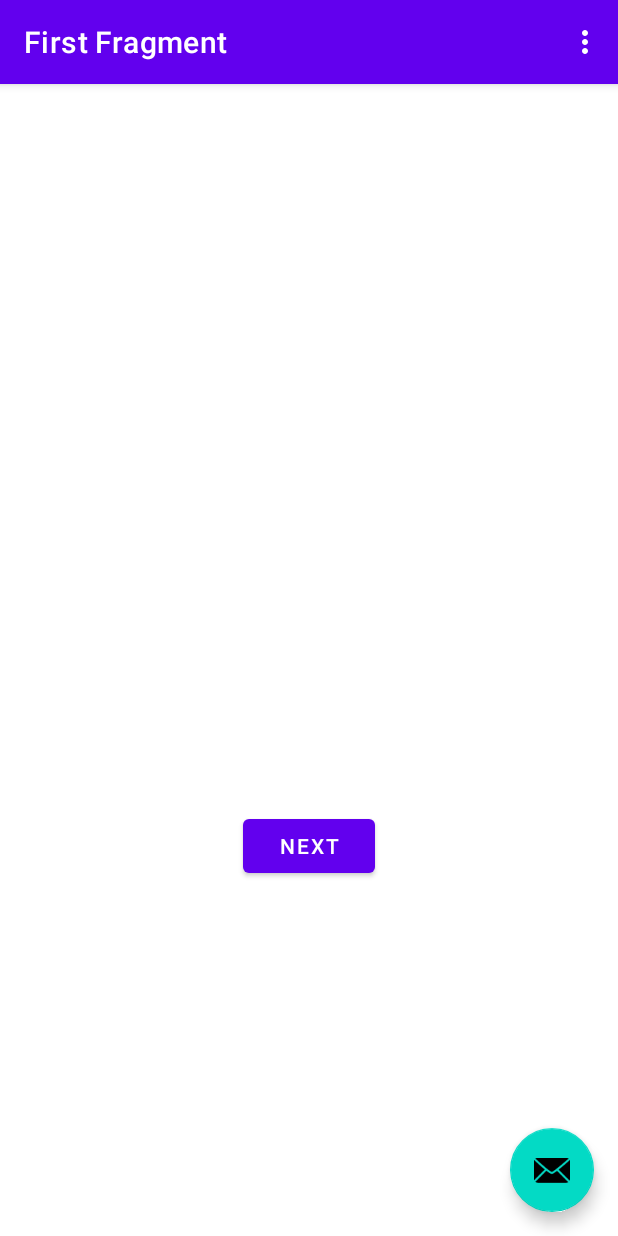
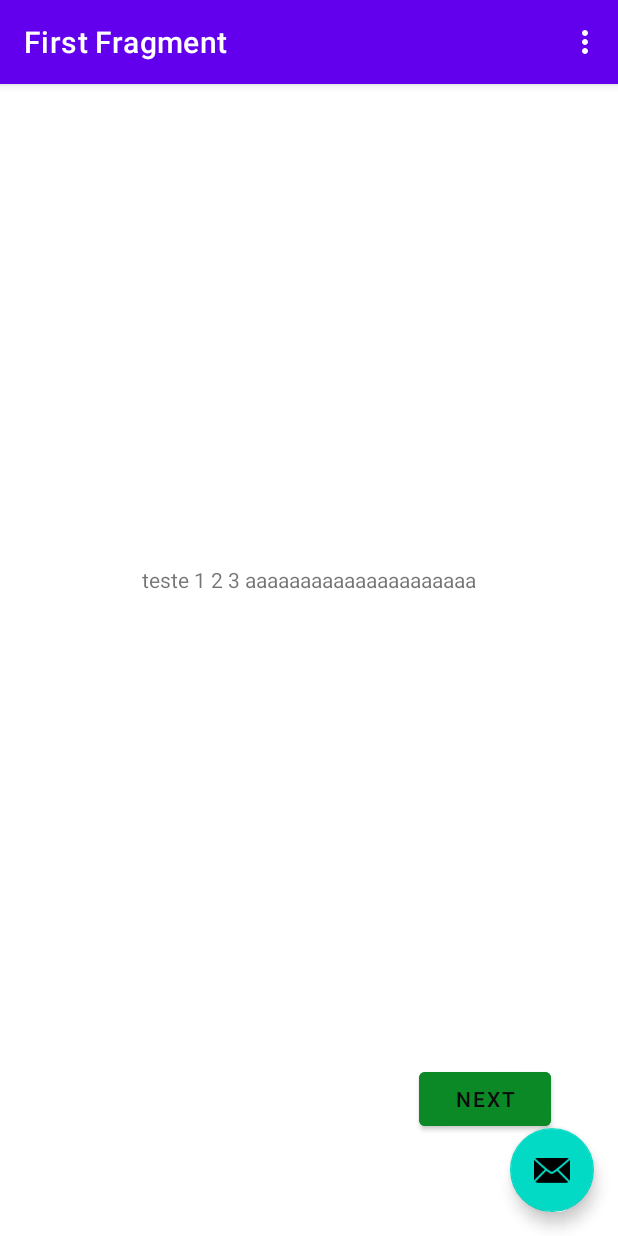
Before and after one commit to AkaciaPark/xmas-letter, an Android app: the screen it shows after launch (MainActivity), on a phone screen of 412 x 824 dp. Run offline under Robolectric (Android 15) with nearby library versions, the phone set to English and light mode, and no system bars; our stand-ins replace navigation-ui.

Commit message:
the color of button on first fragment was changed

```diff
--- a/app/src/main/res/layout/fragment_first.xml
+++ b/app/src/main/res/layout/fragment_first.xml
@@ -9,10 +9,11 @@
     tools:context=".FirstFragment">
 
     <TextView
-        android:id="@+id/textView"
+        android:id="@+id/textview_first"
         android:layout_width="wrap_content"
         android:layout_height="wrap_content"
-       app:layout_constraintBottom_toTopOf="@id/button_first"
+        android:text="teste 1 2 3 aaaaaaaaaaaaaaaaaaaaa"
+        app:layout_constraintBottom_toTopOf="@id/button_first"
         app:layout_constraintEnd_toEndOf="parent"
         app:layout_constraintStart_toStartOf="parent"
         app:layout_constraintTop_toTopOf="parent" />
@@ -21,10 +22,13 @@
         android:id="@+id/button_first"
         android:layout_width="wrap_content"
         android:layout_height="wrap_content"
-        android:text="@string/next"
+        android:layout_marginBottom="60dp"
+        android:backgroundTint="#0B8927"
+        android:text="Next"
+        android:textColor="#0C0C0C"
         app:layout_constraintBottom_toBottomOf="parent"
         app:layout_constraintEnd_toEndOf="parent"
-        app:layout_constraintStart_toStartOf="parent"
-        app:layout_constraintTop_toBottomOf="@id/textView" />
+        app:layout_constraintHorizontal_bias="0.879"
+        app:layout_constraintStart_toStartOf="parent" />
 
 </androidx.constraintlayout.widget.ConstraintLayout>
```
